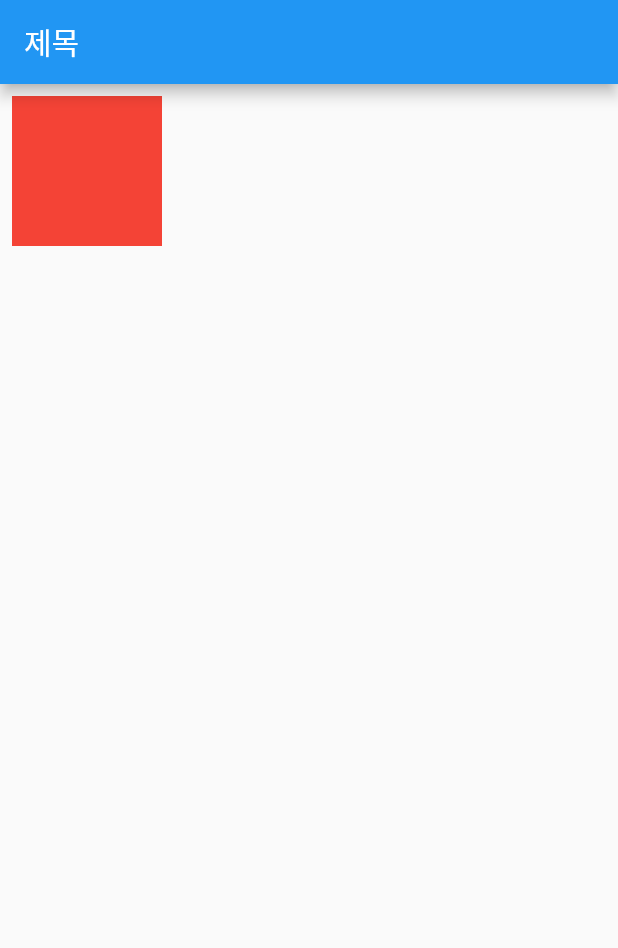
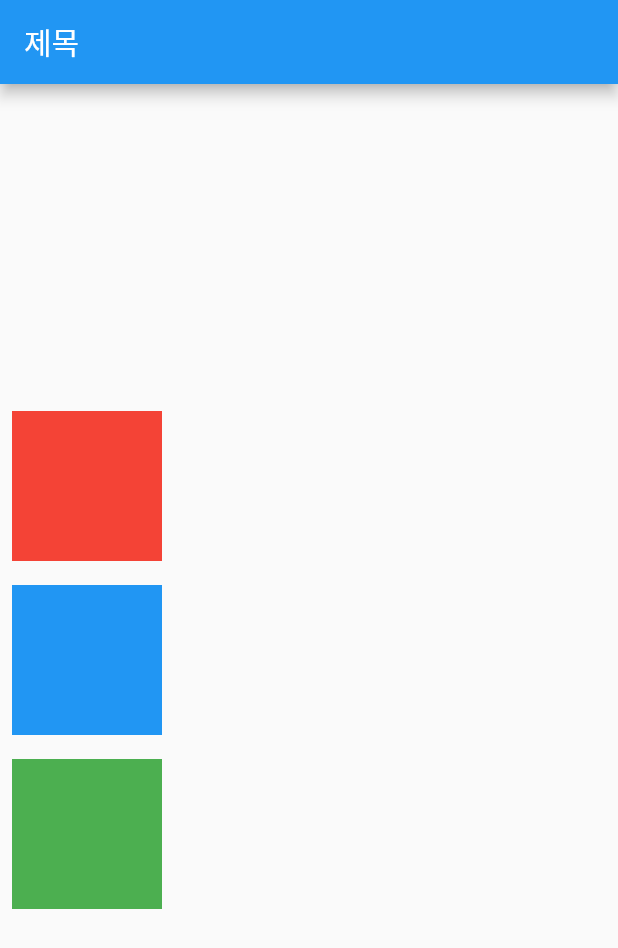
Before and after one commit to any1ok/flutter_app, a Flutter app: the screen it shows after launch, on a phone screen of 412 x 824 dp. Shown: the top 948 px of the screen. Run offline on Flutter 3.47's test engine with Material 2 defaults, Android fonts, the phone set to English and light mode, and no system bars.

Commit message:
Container

```diff
--- a/lib/main.dart
+++ b/lib/main.dart
@@ -27,12 +27,30 @@ class MyHomePage extends StatelessWidget {
       appBar:AppBar(
         title: Text('제목'),
       ),
-      body: Container(
-        color: Colors.red,
-        width:100,
-        height: 100,
-        padding: const EdgeInsets.all(8.0),
-        margin: const EdgeInsets.all(8.0),
+      body: Column(
+        mainAxisSize: MainAxisSize.max,
+        mainAxisAlignment: MainAxisAlignment.center,
+        children: <Widget>[
+          Container(
+            color: Colors.red,
+            width:100,
+            height: 100,
+            padding: const EdgeInsets.all(8.0),
+            margin: const EdgeInsets.all(8.0),
+          ),Container(
+            color: Colors.blue,
+            width:100,
+            height: 100,
+            padding: const EdgeInsets.all(8.0),
+            margin: const EdgeInsets.all(8.0),
+          ),Container(
+            color: Colors.green,
+            width:100,
+            height: 100,
+            padding: const EdgeInsets.all(8.0),
+            margin: const EdgeInsets.all(8.0),
+          )
+        ],
       )
     );
   }
```
